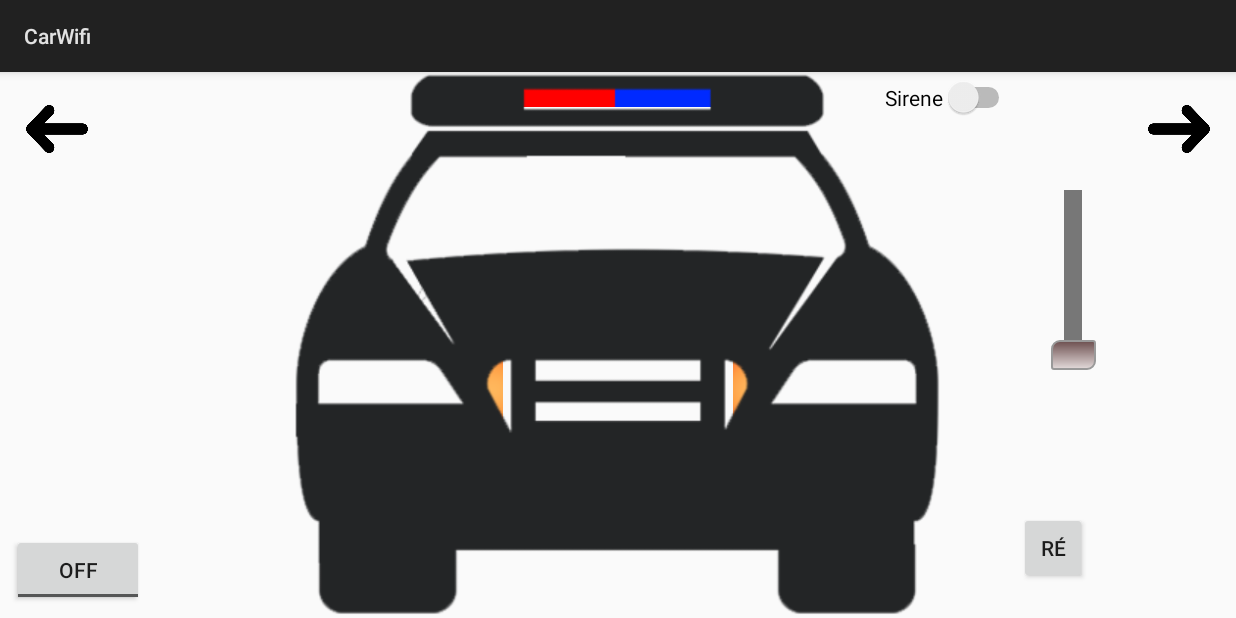
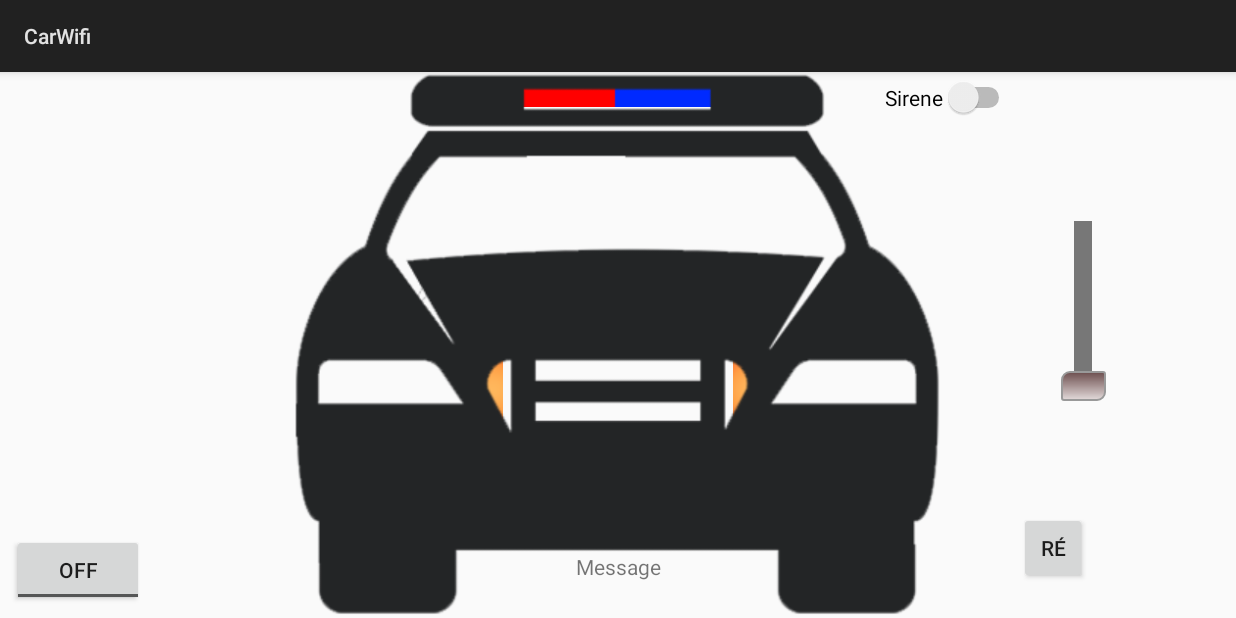
Before and after one commit to edumigsoft/CarWifi, an Android app: the screen it shows after launch (KotlinActivity), on a phone screen of 824 x 412 dp (held sideways). Run offline under Robolectric (Android 15) with nearby library versions, the phone set to English and light mode, and no system bars; libraries missing offline, so code that uses them is left out: android.preference, android.util, com.github.kittinunf.fuel, java.lang, java.util.

Commit message:
Tratamento da interface.

```diff
--- a/app/src/main/java/com/edumigrafa/carwifi/KotlinActivity.kt
+++ b/app/src/main/java/com/edumigrafa/carwifi/KotlinActivity.kt
@@ -16,12 +16,17 @@ import kotlinx.android.synthetic.main.activity_kotlin.*
 class KotlinActivity() : Activity(), SensorEventListener {
 
     var luz_giroflex: Boolean = false
-    var luz_pisca_esquerda: Boolean = false
-    var luz_pisca_direita: Boolean = false
 
     val sensorManager: SensorManager by lazy {
         getSystemService(Context.SENSOR_SERVICE) as SensorManager
     }
+
+    val http: String = "http://10.0.1.1/"
+    val limitNegative: Float = -0.9f
+    val limitPositive: Float = 0.9f
+    var lanterna: Boolean = false
+    val PIN_DIRECTION_LEFT: String = "pin_left"
+    val PIN_DIRECTION_RIGHT: String = "pin_right"
 
     fun piscaGiroflex() {
         var animationIDs = intArrayOf(R.anim.blink)//R.anim.fade_in, R.anim.fade_out, R.anim.zoom_in, R.anim.zoom_out, R.anim.blink, R.anim.rotate, R.anim.move, R.anim.slide_up, R.anim.slide_down, R.anim.bounce)
@@ -34,114 +39,91 @@ class KotlinActivity() : Activity(), SensorEventListener {
         }
 
         luz_giroflex = luz_giroflex.not()
+
+        //@TODO Ajustar para receptor
     }
 
-    // lado = true >> esquerda || lado = false >> direita
-    fun piscaLanterna(img: ImageView, lado: Boolean): Boolean {
+    // act = true >> liga || act = false >> desliga
+    fun piscaLanterna(img: ImageView, act: Boolean) {
+
+        if (lanterna == act && act) {return}
+
         var animationIDs = intArrayOf(R.anim.blink_2)
         val animation = AnimationUtils.loadAnimation(this, animationIDs[0])
-        var flag: Boolean = if (lado) { luz_pisca_esquerda } else { luz_pisca_direita }
 
-        if (!flag) {
+        if (act) {
             img.startAnimation(animation)
         } else {
             img.clearAnimation()
         }
 
-        //if(lado) {
-        //    luz_pisca_esquerda != luz_pisca_esquerda
-        //} else {
-        //    luz_pisca_direita != luz_pisca_direita
-        //}
-
-        return flag.not()
+        lanterna = act
     }
 
     override fun onCreate(savedInstanceState: Bundle?) {
         super.onCreate(savedInstanceState)
         setContentView(R.layout.activity_kotlin)
 
+        resetActionDirection()
+
         btn_giroflex.setOnClickListener{
             piscaGiroflex()
         }
 
-        btn_farol_esquerdo.setOnClickListener{
-            //var animationIDs = intArrayOf(R.anim.blink)//R.anim.fade_in, R.anim.fade_out, R.anim.zoom_in, R.anim.zoom_out, R.anim.blink, R.anim.rotate, R.anim.move, R.anim.slide_up, R.anim.slide_down, R.anim.bounce)
-            //val animation = AnimationUtils.loadAnimation(this, animationIDs[0])
+        switch_sirene.setOnClickListener{
+            if (switch_sirene.isChecked) {
 
-            //if (!luz_farol) {
-            //    img_farol_esquerda_2.visibility = View.VISIBLE
-            //    img_farol_esquerda_2.startAnimation(animation)
-            //} else {
-            //    img_farol_esquerda_2.clearAnimation()
-            //    img_farol_esquerda_2.visibility = View.INVISIBLE
-            //}
+            } else {
 
-            //luz_farol = luz_farol.not()
-
-            luz_pisca_esquerda = piscaLanterna(img_lanterna_esquerda, true)
             }
 
-        btn_farol_direito.setOnClickListener{
-            luz_pisca_direita = piscaLanterna(img_lanterna_direita, false)
-        }
-
-
-        /*
-        imgCar.setOnTouchListener{ view, motionEvent ->
-            when (motionEvent.action) {
-                KeyEvent.ACTION_DOWN -> {
-                    //action("L1", "1")
-                    var str = motionEvent.x.toString()
-                    str += motionEvent.y.toString()
-                    text2.setText(str)
-                }
-                KeyEvent.ACTION_UP -> {
-                    //action("L1", "0")
-                    text2.setText("")
+            //@TODO Implementar no receptor
+            //execHttp(http + PIN + "0")
         }
     }
 
-            true
+    //
+    // act = true >> ligar || act = false >> desligar
+    fun actionExtras(pin: String, act: Boolean) {
+
+        //@TODO Implementar no receptor
+        //execHttp(http + PIN + "0")
     }
 
+    //
+    fun actionMove() {
 
+
+        //@TODO Implementar no receptor
+        //execHttp(http + PIN + "0")
+    }
+
+    fun resetActionDirection() {
         imgLeft.visibility = View.INVISIBLE
         imgRight.visibility = View.INVISIBLE
-        imgFront.visibility = View.INVISIBLE
-        imgBack.visibility = View.INVISIBLE
 
-        led1.setOnTouchListener{ view, motionEvent ->
-            when (motionEvent.action) {
-                KeyEvent.ACTION_DOWN -> {
-                    action("L1", "1")
-                }
-                KeyEvent.ACTION_UP -> {
-                    action("L1", "0")
-                }
+        piscaLanterna(img_lanterna_esquerda, false)
+        piscaLanterna(img_lanterna_direita, false)
     }
 
-            true
+    //@TODO Implementar vibração
+    // dir = true >> esquerda || dir = false = false >> direita
+    // act = true >> ligar || act = false >> desligar
+    fun actionDirection(dir: Boolean, act: Boolean) {
+        var pin: String = ""
+
+        if (dir) {
+            pin = "pin_esq"
+        } else {
+            pin = "pin_dir"
         }
 
-        led2.setOnTouchListener{ view, motionEvent ->
-            when (motionEvent.action) {
-                KeyEvent.ACTION_DOWN -> {
-                    action("L2", "1")
-                }
-                KeyEvent.ACTION_UP -> {
-                    action("L2", "0")
-                }
+        execHttp(http + pin + act.toString())
     }
 
-            true
-        }
-
-        switch1.setOnClickListener {
-
-            var led: String = if (switch1.isChecked) "1" else "0"
-
-            Fuel.get("http://10.0.1.1/L1" + led).response { request, response, result ->
+    fun execHttp(data: String) {
+        if (toggle_button_geral.isChecked) {
+            Fuel.get(http + data).response { request, response, result ->
                 //println(request)
                 //println(response)
                 //println(result)
@@ -158,60 +140,6 @@ class KotlinActivity() : Activity(), SensorEventListener {
                 //)
             }
         }
-
-        switch2.setOnClickListener {
-
-            var led: String = if (switch2.isChecked) "1" else "0"
-
-            Fuel.get("http://10.0.1.1/L2" + led).response { request, response, result ->
-                //println(request)
-                //println(response)
-                //val (bytes, error) = result
-                //if (bytes != null) {
-                //    println(bytes)
-                //}
-
-                //text.text("Result = " + result.toString() + "\r" + "Response.Body = " + request.httpBody.toString())
-            }
-        }
-
-        switch3.setOnClickListener {
-
-            var led: String = if (switch3.isChecked) "1" else "0"
-
-            Fuel.get("http://10.0.1.1/L3" + led).response { request, response, result ->
-                //println(request)
-                //println(response)
-                //val (bytes, error) = result
-                //if (bytes != null) {
-                //    println(bytes)
-                //}
-
-                //text.text("Result = " + result.toString() + "\r" + "Response.Body = " + request.httpBody.toString())
-            }
-        }
-*/
-    }
-
-    fun action(led: String, act: String) {
-
-        Fuel.get("http://10.0.1.1/" + led + act).response { request, response, result ->
-            //println(request)
-            //println(response)
-            //println(result)
-            //val (bytes, error) = result
-            //if (bytes != null) {
-            //    println(bytes)
-            //}
-
-            //text.text("Result = " + result.success
-            //+ "\n"
-            //+ "Response = " + response.httpResponseMessage.toString()
-            //+ "\n"
-            //+ "Request = " + request.toString()
-            //)
-        }
-
     }
 
     override fun onResume() {
@@ -238,53 +166,44 @@ class KotlinActivity() : Activity(), SensorEventListener {
 
     var stable: Boolean = true;
     override fun onSensorChanged(event: SensorEvent?) {
-
-        //text.text = event!!.values.zip("XYZ".toList()).fold("") { acc, pair ->
-        //    "$acc${pair.second}: ${pair.first}\n"
-        //}
-
-        //text2.text = event!!.values.zip("Y".toList()).fold("Y") { acc, pair ->
-        //    "$acc${pair.second}: ${pair.first}\n"
-        //}
-
-        //text.text = event!!.values.zip("Y".toList()).fold("") { acc, pair ->
-        //    "$acc: ${pair.first}\n"
-        //}
-
-        //var str_ey: String = event!!.values.zip("X".toList()).fold("") { acc, pair ->
-        //    "$acc: ${pair.first}\n"
-        //}
-
-        //println(str_ey)
-
         var float_ey: Float = event!!.values.get(1)
         //println(float_ey)
-        //text2.text = float_ey.toString()
+        text2.text = float_ey.toString()
 
+        if (float_ey > limitNegative && float_ey < limitPositive) {
+            if (!stable) {
+                //actionDirection(true, false)
+                //actionDirection(false, false)
 
-        if (float_ey > -1.5 && float_ey < 1.5) {
-            if (!stable) {
-                action("L1", "0")
-                action("L2", "0")
+                execHttp(http + PIN_DIRECTION_LEFT + "0")
+                //imgLeft.visibility = View.INVISIBLE
+                //piscaLanterna(img_lanterna_esquerda, false)
+
+                execHttp(http + PIN_DIRECTION_RIGHT + "0")
+                //imgRight.visibility = View.INVISIBLE
+                //piscaLanterna(img_lanterna_direita, false)
+
+                resetActionDirection()
                 stable = true
-                imgLeft.visibility = View.INVISIBLE
-                imgRight.visibility = View.INVISIBLE
-                imgFront.visibility = View.INVISIBLE
-                imgBack.visibility = View.INVISIBLE
             }
         }
 
-        if (float_ey > 1.5) {
-            action("L1", "1")
+        if (float_ey > limitPositive) {
+            //actionDirection(false, true)
+            execHttp(http + PIN_DIRECTION_RIGHT + "1")
+            imgRight.visibility = View.VISIBLE
+            piscaLanterna(img_lanterna_direita, true)
             stable = false
-            imgRight.visibility = View.VISIBLE
         }
 
-        if (float_ey < -1.5) {
-            action("L2", "1")
+        if (float_ey < limitNegative) {
+            //actionDirection(true, true)
+            execHttp(http + PIN_DIRECTION_LEFT + "1")
+            imgLeft.visibility = View.VISIBLE
+            piscaLanterna(img_lanterna_esquerda, true)
             stable = false
-            imgLeft.visibility = View.VISIBLE
         }
+
 /*
 
         Float x = event.values[0];
--- a/app/src/main/res/anim/blink.xml
+++ b/app/src/main/res/anim/blink.xml
@@ -3,7 +3,7 @@
     <alpha android:fromAlpha="0.0"
         android:toAlpha="1.0"
         android:interpolator="@android:anim/accelerate_interpolator"
-        android:duration="600"
+        android:duration="200"
         android:repeatMode="reverse"
         android:repeatCount="infinite"/>
 </set>
--- a/app/src/main/res/anim/blink_2.xml
+++ b/app/src/main/res/anim/blink_2.xml
@@ -3,7 +3,7 @@
     <alpha android:fromAlpha="0.0"
         android:toAlpha="1.0"
         android:interpolator="@android:anim/accelerate_interpolator"
-        android:duration="100"
+        android:duration="200"
         android:repeatMode="reverse"
         android:repeatCount="infinite"/>
 </set>
--- a/app/src/main/res/layout/activity_kotlin.xml
+++ b/app/src/main/res/layout/activity_kotlin.xml
@@ -155,11 +155,11 @@
         android:rotation="270"
         android:thumb="@drawable/thumb_drawable"
         app:layout_constraintBottom_toBottomOf="parent"
-        app:layout_constraintHorizontal_bias="0.95"
+        app:layout_constraintHorizontal_bias="0.96"
         app:layout_constraintLeft_toLeftOf="parent"
         app:layout_constraintRight_toRightOf="parent"
         app:layout_constraintTop_toTopOf="parent"
-        app:layout_constraintVertical_bias="0.32999998"
+        app:layout_constraintVertical_bias="0.39999998"
         tools:ignore="RtlHardcoded,UnusedAttribute" />
 
     <ImageView
@@ -324,18 +324,17 @@
         android:layout_width="wrap_content"
         android:layout_height="wrap_content"
         android:layout_marginBottom="8dp"
+        android:layout_marginEnd="8dp"
         android:layout_marginLeft="8dp"
         android:layout_marginRight="8dp"
+        android:layout_marginStart="8dp"
         android:layout_marginTop="8dp"
         android:text="@string/message"
-        android:visibility="invisible"
         app:layout_constraintBottom_toBottomOf="parent"
         app:layout_constraintLeft_toLeftOf="parent"
         app:layout_constraintRight_toRightOf="parent"
         app:layout_constraintTop_toTopOf="parent"
-        app:layout_constraintVertical_bias="0.95"
-        android:layout_marginStart="8dp"
-        android:layout_marginEnd="8dp" />
+        app:layout_constraintVertical_bias="0.95" />
 
     <Button
         android:id="@+id/led1"
@@ -375,44 +374,6 @@
         app:layout_constraintTop_toTopOf="parent"
         app:layout_constraintVertical_bias="0.6" />
 
-    <ImageView
-        android:id="@+id/imgFront"
-        android:layout_width="48dp"
-        android:layout_height="48dp"
-        android:layout_marginBottom="8dp"
-        android:layout_marginLeft="8dp"
-        android:layout_marginRight="8dp"
-        android:layout_marginTop="8dp"
-        android:contentDescription="@string/img_desc"
-        android:src="@drawable/arrow_up_c"
-        android:visibility="invisible"
-        app:layout_constraintBottom_toBottomOf="parent"
-        app:layout_constraintLeft_toLeftOf="parent"
-        app:layout_constraintRight_toRightOf="parent"
-        app:layout_constraintTop_toTopOf="parent"
-        app:layout_constraintVertical_bias="0.050000012"
-        android:layout_marginStart="8dp"
-        android:layout_marginEnd="8dp" />
-
-    <ImageView
-        android:id="@+id/imgBack"
-        android:layout_width="48dp"
-        android:layout_height="48dp"
-        android:layout_marginBottom="8dp"
-        android:layout_marginLeft="8dp"
-        android:layout_marginRight="8dp"
-        android:layout_marginTop="8dp"
-        android:contentDescription="@string/img_desc"
-        android:src="@drawable/arrow_down_c"
-        android:visibility="invisible"
-        app:layout_constraintBottom_toBottomOf="parent"
-        app:layout_constraintLeft_toLeftOf="parent"
-        app:layout_constraintRight_toRightOf="parent"
-        app:layout_constraintTop_toTopOf="parent"
-        app:layout_constraintVertical_bias="0.25"
-        android:layout_marginStart="8dp"
-        android:layout_marginEnd="8dp" />
-
     <ToggleButton
         android:id="@+id/toggleButton2"
         android:layout_width="wrap_content"
```
Lines whose indentation alone changed are shown as unchanged.
